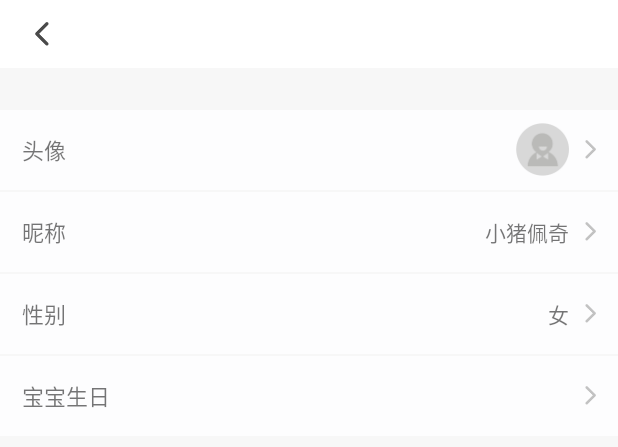
After one commit to bindingModel/cheese_radio, an Android app: the layout activity_profile.xml on its own in the app's theme, with its tools: preview values and no code run, on a phone screen of 412 x 824 dp. The commit adds this screen. Shown: the top 447 px of the screen. Run offline under Robolectric (Android 15) with nearby library versions, the phone set to English and light mode, and no system bars.

Commit message:
creat profile activity timepick not add

```diff
--- a/app/build.gradle
+++ b/app/build.gradle
@@ -105,5 +105,7 @@ android {
         implementation 'com.pgyersdk:sdk:2.8.1'
         // implementation 'org.apmem.tools:layouts:1.10@aar'
 
+        implementation 'com.contrarywind:Android-PickerView:3.2.7'
+
     }
 }
--- a/app/src/main/java/com/cheese/radio/ui/anchors/AnchorsActivity.java
+++ b/app/src/main/java/com/cheese/radio/ui/anchors/AnchorsActivity.java
@@ -9,5 +9,5 @@ import static com.cheese.radio.inject.component.ActivityComponent.Router.anchors
  * Created by 29283 on 2018/3/8.
  */
 @Route(path = anchors )
-public class AnchorsActivity extends BaseActivity {
+public class AnchorsActivity extends BaseActivity<AnchorsModel> {
 }
--- a/app/src/main/java/com/cheese/radio/ui/startup/StartUpActivity.java
+++ b/app/src/main/java/com/cheese/radio/ui/startup/StartUpActivity.java
@@ -10,4 +10,6 @@ import static com.cheese.radio.inject.component.ActivityComponent.Router.startup
  */
 @Route( path = startup )
 public class StartUpActivity extends BaseActivity <StartUpModel>{
+
+
 }
--- /dev/null
+++ b/app/src/main/res/drawable-v24/profile_line.xml
@@ -0,0 +1,5 @@
+<?xml version="1.0" encoding="utf-8"?>
+<shape xmlns:android="http://schemas.android.com/apk/res/android"
+    android:shape="line">
+    <stroke android:width="2dp"  android:color="@color/background_white"/>
+</shape>
--- /dev/null
+++ b/app/src/main/res/layout/activity_profile.xml
@@ -0,0 +1,109 @@
+<?xml version="1.0" encoding="utf-8"?>
+<layout xmlns:android="http://schemas.android.com/apk/res/android"
+    xmlns:app="http://schemas.android.com/apk/res-auto">
+    <data>
+        <variable
+            name="vm"
+            type="com.cheese.radio.ui.user.profile.ProfileModel"/>
+    </data>
+
+    <LinearLayout
+        android:layout_width="match_parent"
+        android:layout_height="match_parent"
+        android:background="@color/background_gray"
+        android:orientation="vertical">
+        <include
+            layout="@layout/toolbar"/>
+
+        <LinearLayout
+            android:layout_width="match_parent"
+            android:layout_height="53.28dp"
+            android:layout_marginTop="27.8dp"
+          style="@style/profile_input_linearlayout">
+            <TextView
+                android:layout_width="0dp"
+                android:layout_height="match_parent"
+                android:text="头像"
+                android:layout_weight="1"
+                style="@style/profile_input_linearlayout_head"
+                />
+            <ImageView
+                android:layout_width="35.33dp"
+                android:layout_height="35.33dp"
+               android:layout_gravity="center"
+                android:background="@mipmap/avatar_default"/>
+            <TextView
+                android:layout_width="wrap_content"
+                android:layout_height="match_parent"
+                style="@style/profile_input_linearlayout_solid"/>
+        </LinearLayout>
+        <View
+            android:layout_width="wrap_content"
+            android:layout_height="1dp"
+           />
+        <LinearLayout
+            android:layout_width="match_parent"
+            android:layout_height="53.28dp"
+            style="@style/profile_input_linearlayout">
+            <TextView
+                android:layout_width="wrap_content"
+                android:layout_height="match_parent"
+                android:text="昵称"
+                style="@style/profile_input_linearlayout_head"
+                />
+            <TextView
+                android:layout_width="0dp"
+                android:layout_height="match_parent"
+                android:layout_weight="1"
+                android:text="小猪佩奇"
+                style="@style/profile_input_linearlayout_solid"/>
+        </LinearLayout>
+        <View
+            android:layout_width="wrap_content"
+            android:layout_height="1dp"
+            />
+        <LinearLayout
+            android:layout_width="match_parent"
+            android:layout_height="53.28dp"
+            style="@style/profile_input_linearlayout">
+            <TextView
+                android:layout_width="wrap_content"
+                android:layout_height="match_parent"
+                android:text="性别"
+                style="@style/profile_input_linearlayout_head"
+                />
+            <TextView
+                android:layout_width="0dp"
+                android:layout_height="match_parent"
+                android:layout_weight="1"
+                android:text="女"
+                style="@style/profile_input_linearlayout_solid"/>
+        </LinearLayout>
+        <View
+            android:layout_width="wrap_content"
+            android:layout_height="1dp"
+            />
+        <LinearLayout
+            android:layout_width="match_parent"
+            android:layout_height="53.28dp"
+            style="@style/profile_input_linearlayout">
+            <TextView
+                android:layout_width="wrap_content"
+                android:layout_height="match_parent"
+                android:text="宝宝生日"
+                style="@style/profile_input_linearlayout_head"
+                />
+            <TextView
+                android:layout_width="0dp"
+                android:layout_height="match_parent"
+                android:layout_weight="1"
+                android:text="@{vm.date}"
+                style="@style/profile_input_linearlayout_solid"/>
+        </LinearLayout>
+        <View
+            android:layout_width="wrap_content"
+            android:layout_height="1dp"
+            />
+    </LinearLayout>
+
+</layout>
--- a/app/src/main/res/values/styles.xml
+++ b/app/src/main/res/values/styles.xml
@@ -20,4 +20,22 @@
         <item name="android:drawableRight">@mipmap/mine_arrow</item>
         <item name="android:padding">15dp</item>
     </style>
+
+    <style name="profile_input_linearlayout">
+        <item name="android:background">@color/background_white</item>
+    </style>
+
+    <style name="profile_input_linearlayout_head">
+        <item name="android:layout_marginLeft">14.4dp</item>
+        <item name="android:textSize">14.4sp</item>
+        <item name="android:gravity">center|start</item>
+    </style>
+
+    <style name="profile_input_linearlayout_solid">
+        <item name="android:layout_height">match_parent</item>
+        <item name="android:gravity">center|end</item>
+        <item name="android:layout_marginRight">14.4dp</item>
+        <item name="android:drawablePadding">10.88dp</item>
+        <item name="android:drawableRight">@mipmap/mine_arrow</item>
+    </style>
 </resources>
```
Also changed, not shown: app/src/main/AndroidManifest.xml (+7 -1 lines), app/src/main/java/com/cheese/radio/inject/component/ActivityComponent.java (+11 -0 lines), app/src/main/java/com/cheese/radio/ui/home/HomeModel.java (+63 -1 lines), app/src/main/java/com/cheese/radio/ui/media/FmsEntity.java (added, +11 -0 lines), app/src/main/java/com/cheese/radio/ui/startup/StartUpModel.java (+17 -1 lines), app/src/main/java/com/cheese/radio/ui/user/profile/ProfileActivity.java (added, +16 -0 lines), app/src/main/java/com/cheese/radio/ui/user/profile/ProfileModel.java (added, +41 -0 lines), app/src/main/res/drawable/profile_input_shape.xml (added, +26 -0 lines), app/src/main/res/layout/activity_startup.xml (+12 -0 lines), app/src/main/res/mipmap-xxhdpi/avatar_default.png (added), app/src/main/res/mipmap-xxhdpi/cheese_text.png (added), app/src/main/res/mipmap-xxhdpi/logo_image.png (added).
